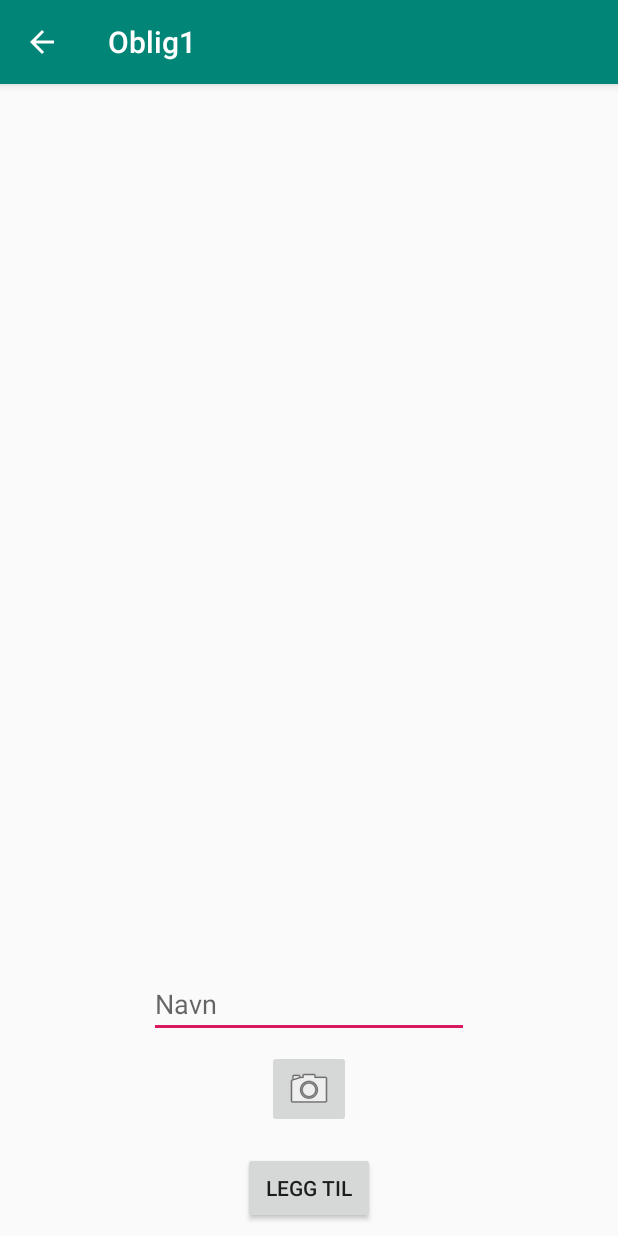
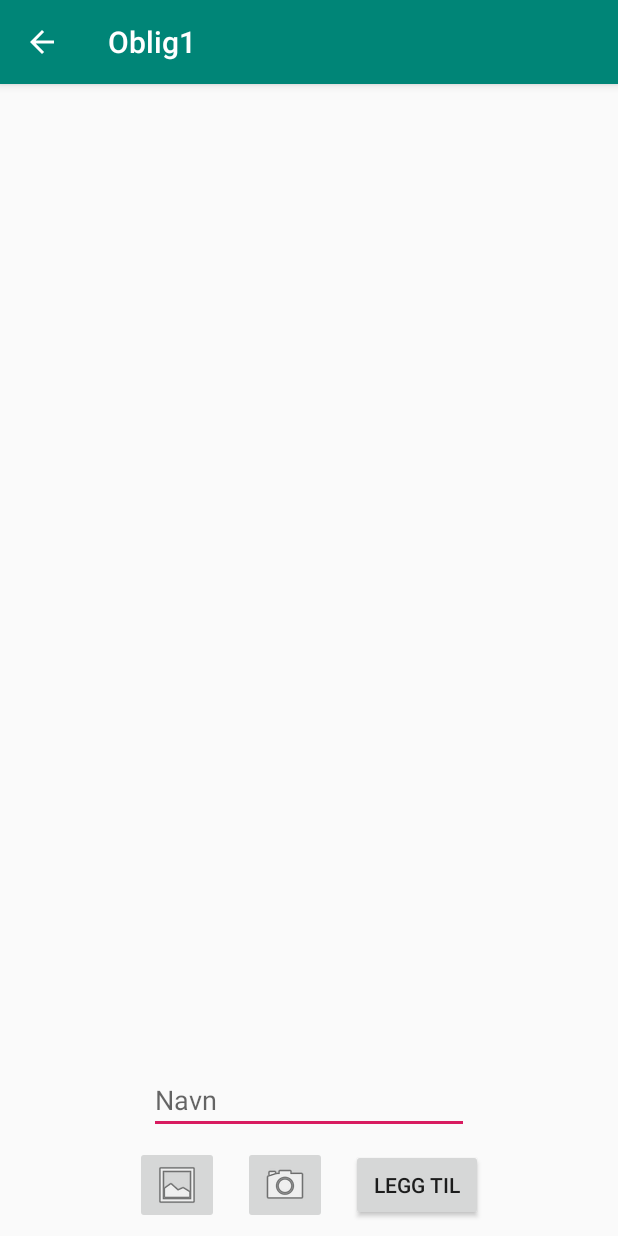
Before and after one commit to StefanGoThuen/Quiz-app, an Android app: the MainAdd screen opened directly, with no data from a screen before it, on a phone screen of 412 x 824 dp. Run offline under Robolectric (Android 15) with nearby library versions, the phone set to English and light mode, and no system bars.

Commit message:
added gallery support

```diff
--- a/app/src/main/res/layout/activity_add.xml
+++ b/app/src/main/res/layout/activity_add.xml
@@ -26,7 +26,18 @@
         android:layout_width="wrap_content"
         android:layout_height="wrap_content"
         />
-
+<LinearLayout
+    android:layout_width="match_parent"
+    android:orientation="horizontal"
+    android:gravity="center"
+    android:layout_height="wrap_content">
+    <ImageButton
+        android:onClick="addNew"
+        android:layout_width="wrap_content"
+        android:layout_height="wrap_content"
+        android:layout_margin="8dp"
+        android:id="@+id/galleryButton"
+        android:src="@android:drawable/ic_menu_gallery"/>
     <ImageButton
         android:id="@+id/picBtn"
         android:layout_margin="8dp"
@@ -34,6 +45,7 @@
         android:layout_height="wrap_content"
         android:onClick="startPicture"
         app:srcCompat="@android:drawable/ic_menu_camera" />
+
 
     <Button
         android:id="@+id/button"
@@ -43,3 +55,4 @@
         android:onClick="addNew"
         android:text="Legg til" />
 </LinearLayout>
+</LinearLayout>
```
Also changed, not shown: app/src/main/java/com/example/oblig1/ImageHandler.java (+7 -0 lines), app/src/main/java/com/example/oblig1/MainAdd.java (+38 -8 lines), app/src/main/java/com/example/oblig1/recyclerview/DatabaseItem.java (+4 -7 lines).
